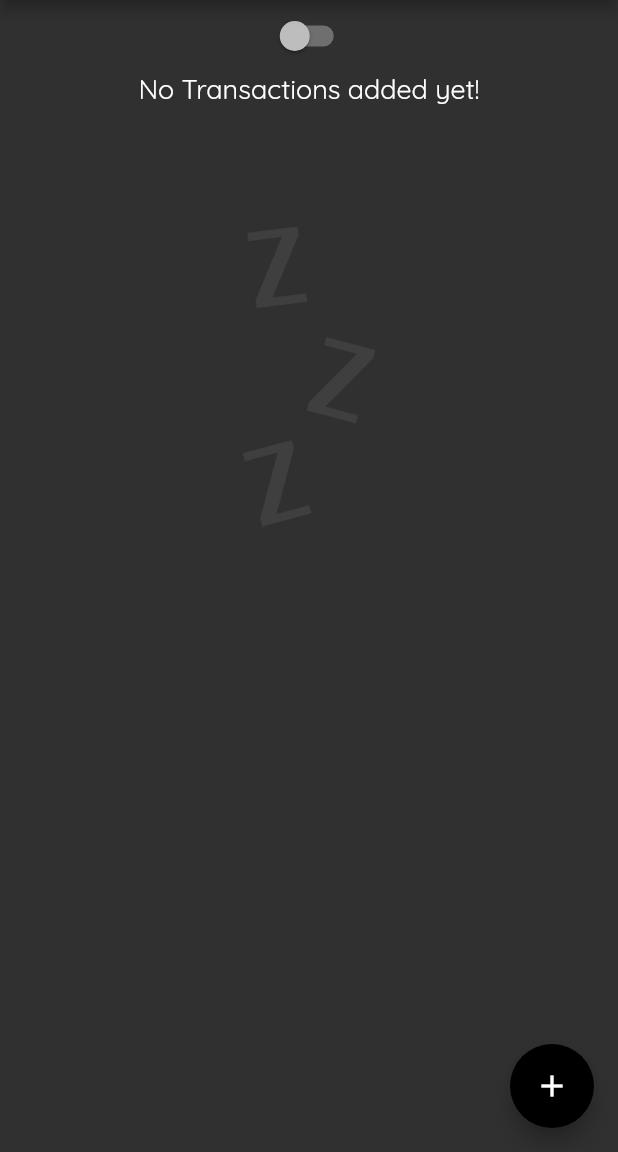
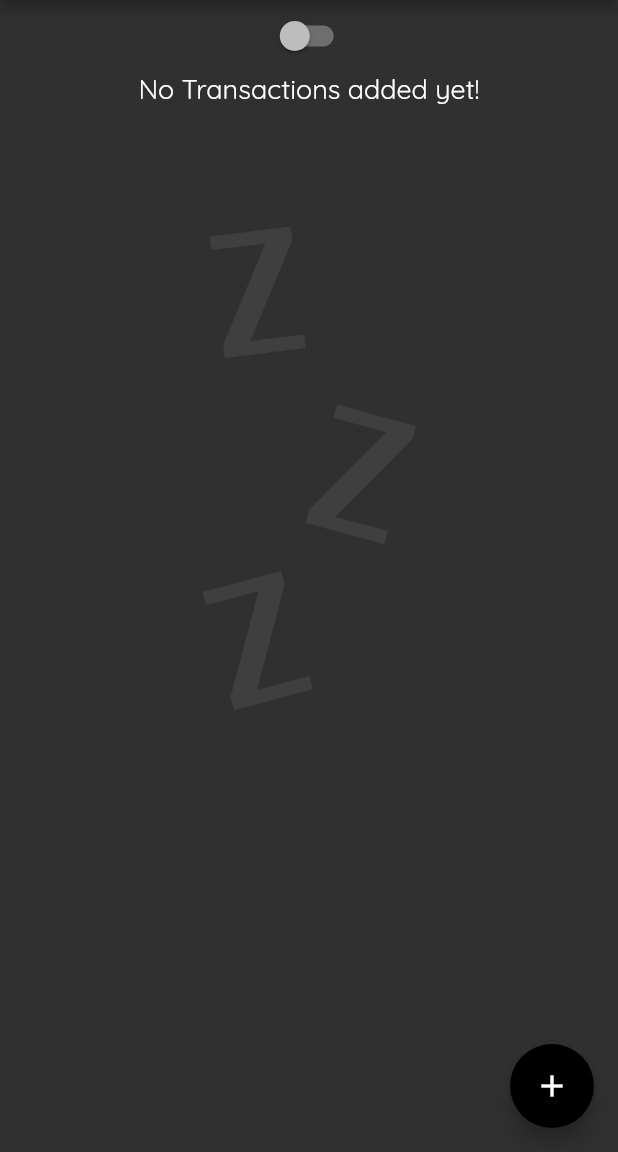
Before and after one commit to gleich/PersonalExpensesApp, a Flutter app: the screen it shows after launch, on a phone screen of 412 x 824 dp, the part 84-1236 px from its top. Run offline on Flutter 3.47's test engine with Material 2 defaults, Android fonts, the phone set to English and light mode, and no system bars.

Commit message:
Adapt cards to device size

```diff
--- a/lib/transactions/widgets/chart-bar.dart
+++ b/lib/transactions/widgets/chart-bar.dart
@@ -5,7 +5,11 @@ class ChartBar extends StatelessWidget {
   final double spendingAmount;
   final double spendingPctOfTotal;
 
-  ChartBar(this.label, this.spendingAmount, this.spendingPctOfTotal);
+  ChartBar(
+    this.label,
+    this.spendingAmount,
+    this.spendingPctOfTotal,
+  );
 
   @override
   Widget build(BuildContext context) {
--- a/lib/transactions/widgets/transactionCards.dart
+++ b/lib/transactions/widgets/transactionCards.dart
@@ -25,7 +25,7 @@ class TranactionCards extends StatelessWidget {
                       height: 80,
                     ),
                     Container(
-                      height: 200,
+                      height: constraints.maxHeight * 0.6,
                       child: Image.asset(
                         "assets/images/waiting.png",
                         fit: BoxFit.cover,
```
